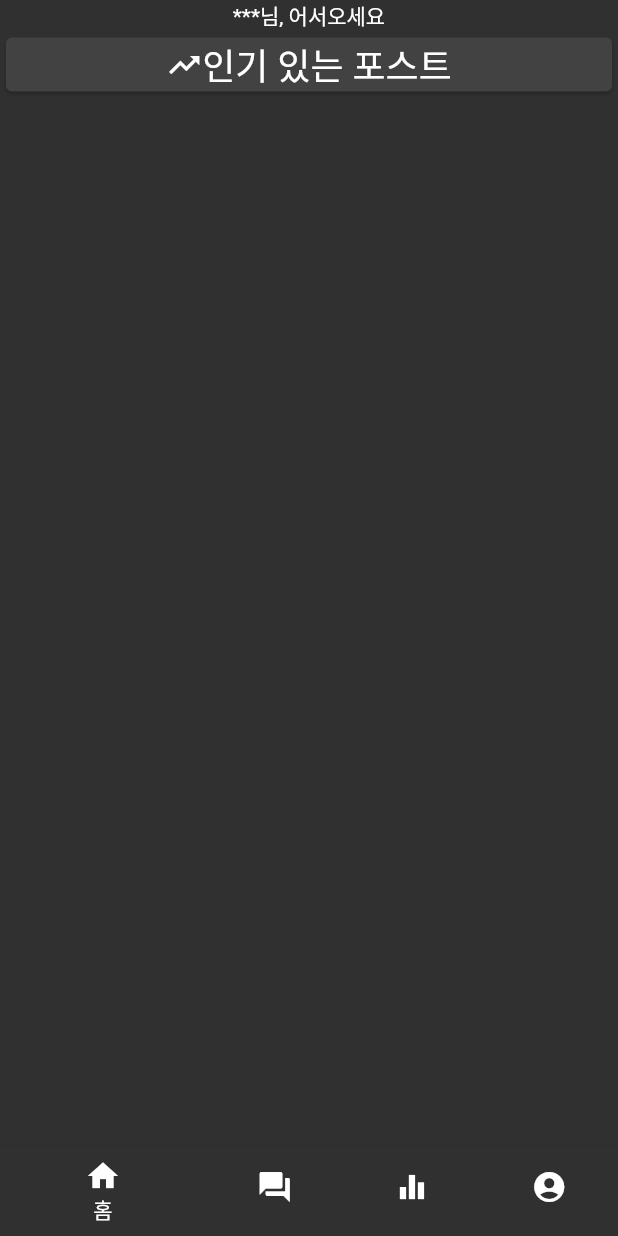
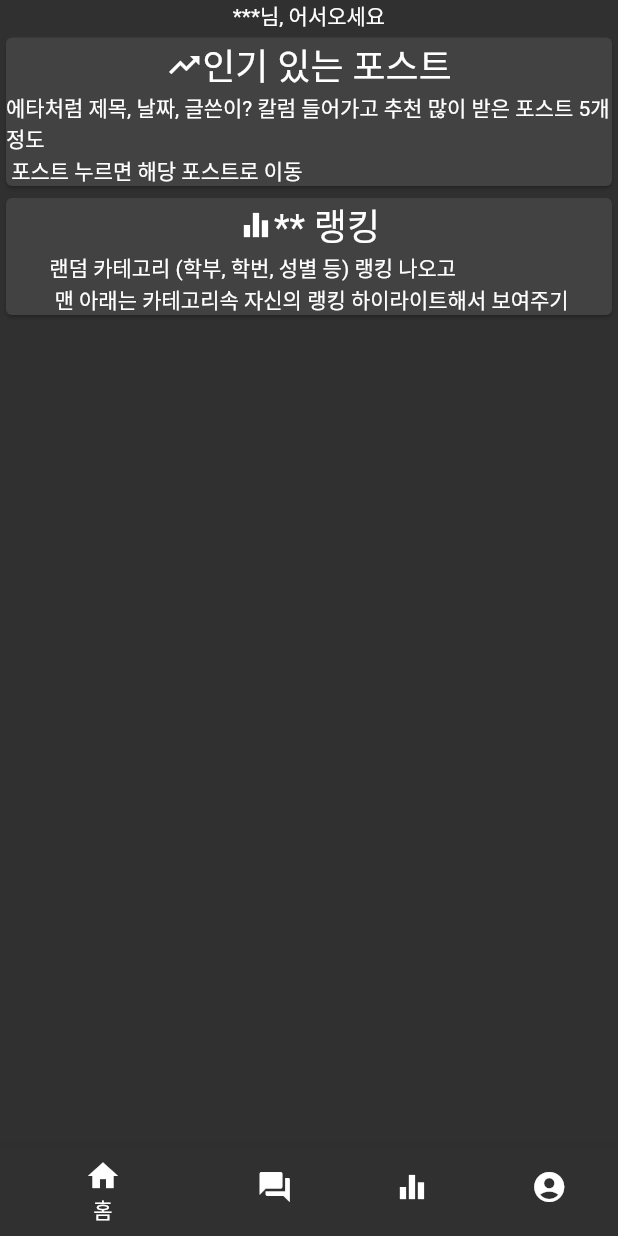
Before and after one commit to hhjj0506/strong_handong_flutter, a Flutter app: the screen it shows after launch, on a phone screen of 412 x 824 dp. Run offline on Flutter 3.47's test engine with Material 2 defaults, Android fonts, the light colour scheme and no system bars.

Commit message:
adding comments

```diff
--- a/lib/pages/CommunityPage.dart
+++ b/lib/pages/CommunityPage.dart
@@ -12,7 +12,7 @@ class _CommunityPageState extends State<CommunityPage> {
   Widget build(BuildContext context) {
     return Scaffold(
       body: Center(
-        child: Text("게시판"),
+        child: Text("리스트뷰 이용해서 예전에 게시판 만들었던것처럼 하기\n 카테고리 별로 보는 기능 추가"),
       ),
     );
   }
--- a/lib/pages/MainPage.dart
+++ b/lib/pages/MainPage.dart
@@ -13,9 +13,11 @@ class _MainState extends State<MainPage> {
     return Center(
       child: Column(
         children: [
-          Text("***님, 어서오세요"),
+          Text("***님, 어서오세요"), // username displayed
           Card(
-            child: Row(mainAxisAlignment: MainAxisAlignment.center, children: [
+            child: Column(
+              children: [
+                Row(mainAxisAlignment: MainAxisAlignment.center, children: [
                   Icon(
                     Icons.trending_up,
                     color: Colors.white,
@@ -23,9 +25,31 @@ class _MainState extends State<MainPage> {
                   Text(
                     "인기 있는 포스트",
                     style: TextStyle(fontSize: 24),
-              )
+                  ),
                 ]),
-          )
+                Text(
+                    "에타처럼 제목, 날짜, 글쓴이? 칼럼 들어가고 추천 많이 받은 포스트 5개 정도\n 포스트 누르면 해당 포스트로 이동"),
+              ],
+            ),
+          ),
+          Card(
+            child: Column(
+              children: [
+                Row(mainAxisAlignment: MainAxisAlignment.center, children: [
+                  Icon(
+                    Icons.equalizer,
+                    color: Colors.white,
+                  ),
+                  Text(
+                    "** 랭킹",
+                    style: TextStyle(fontSize: 24),
+                  ),
+                ]),
+                Text(
+                    "랜덤 카테고리 (학부, 학번, 성별 등) 랭킹 나오고\n 맨 아래는 카테고리속 자신의 랭킹 하이라이트해서 보여주기"),
+              ],
+            ),
+          ),
         ],
       ),
     );
```
Lines whose indentation alone changed are shown as unchanged.
